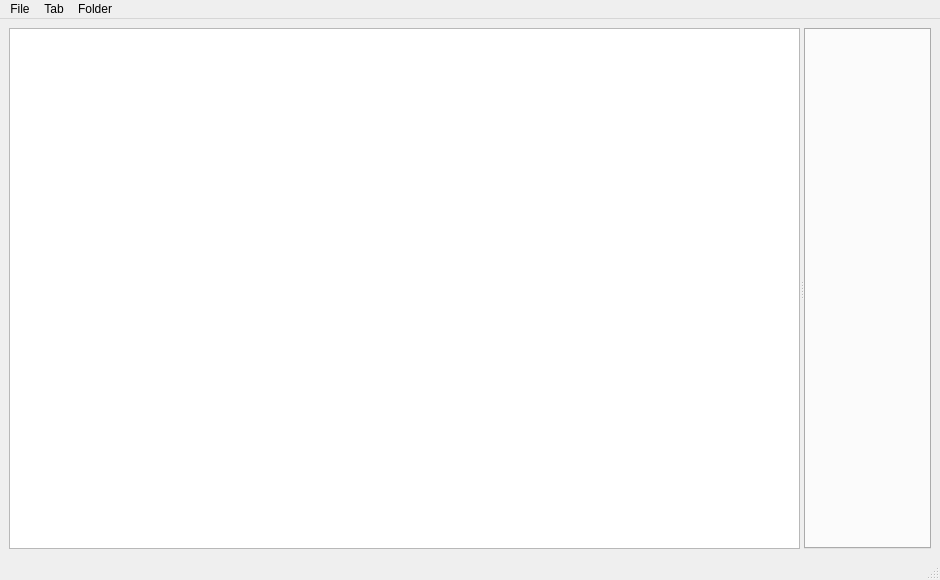
First picture: the form in app/cpp/ui/mainwindow.ui, repository dj1vs/corgide, before the edit.
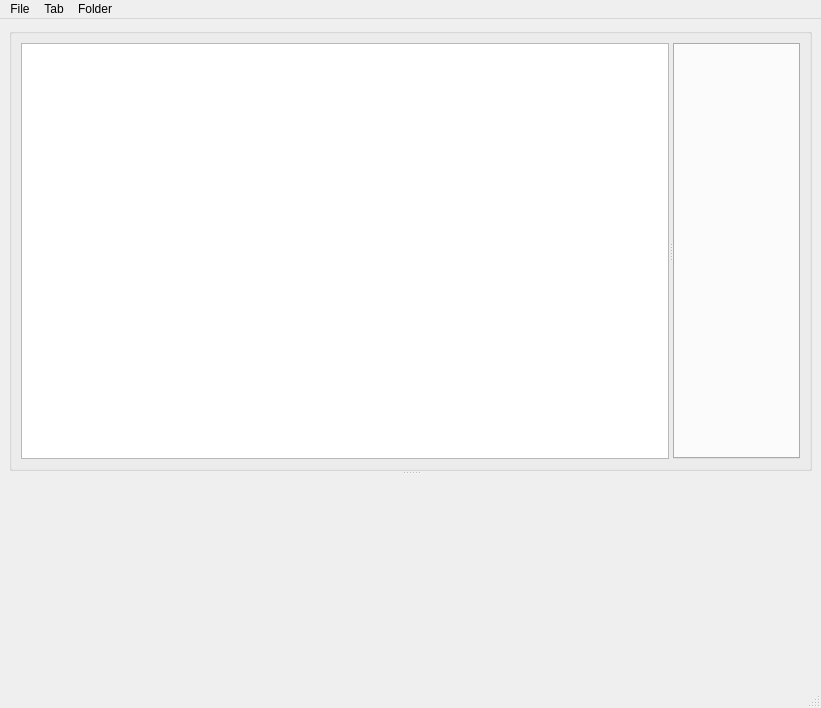
Second picture: the form after the edit. Icons and pictures are not drawn. Custom widgets are drawn as their Qt base class.

Commit message: add terminal widget

```diff
--- a/app/cpp/ui/mainwindow.ui
+++ b/app/cpp/ui/mainwindow.ui
@@ -6,8 +6,8 @@
    <rect>
     <x>0</x>
     <y>0</y>
-    <width>940</width>
-    <height>580</height>
+    <width>821</width>
+    <height>708</height>
    </rect>
   </property>
   <property name="windowTitle">
@@ -20,6 +20,25 @@
   <widget class="QWidget" name="centralwidget">
    <layout class="QVBoxLayout" name="verticalLayout">
     <item>
+     <widget class="QSplitter" name="splitter_2">
+      <property name="orientation">
+       <enum>Qt::Vertical</enum>
+      </property>
+      <widget class="QGroupBox" name="groupBox">
+       <property name="minimumSize">
+        <size>
+         <width>100</width>
+         <height>100</height>
+        </size>
+       </property>
+       <property name="title">
+        <string/>
+       </property>
+       <property name="flat">
+        <bool>true</bool>
+       </property>
+       <layout class="QVBoxLayout" name="verticalLayout_2">
+        <item>
      <widget class="QSplitter" name="splitter">
       <property name="orientation">
        <enum>Qt::Horizontal</enum>
@@ -44,12 +63,24 @@
     </item>
    </layout>
   </widget>
+      <widget class="QLightTerminal" name="widget" native="true">
+       <property name="minimumSize">
+        <size>
+         <width>500</width>
+         <height>100</height>
+        </size>
+       </property>
+      </widget>
+     </widget>
+    </item>
+   </layout>
+  </widget>
   <widget class="QMenuBar" name="menubar">
    <property name="geometry">
     <rect>
      <x>0</x>
      <y>0</y>
-     <width>940</width>
+     <width>821</width>
      <height>26</height>
     </rect>
    </property>
@@ -137,6 +168,14 @@
    </property>
   </action>
  </widget>
+ <customwidgets>
+  <customwidget>
+   <class>QLightTerminal</class>
+   <extends>QWidget</extends>
+   <header location="global">../../QLightTerminal/qlightterminal.h</header>
+   <container>1</container>
+  </customwidget>
+ </customwidgets>
  <resources/>
  <connections/>
 </ui>
```
Lines whose indentation alone changed are shown as unchanged. The commit also changes 8 other files.
